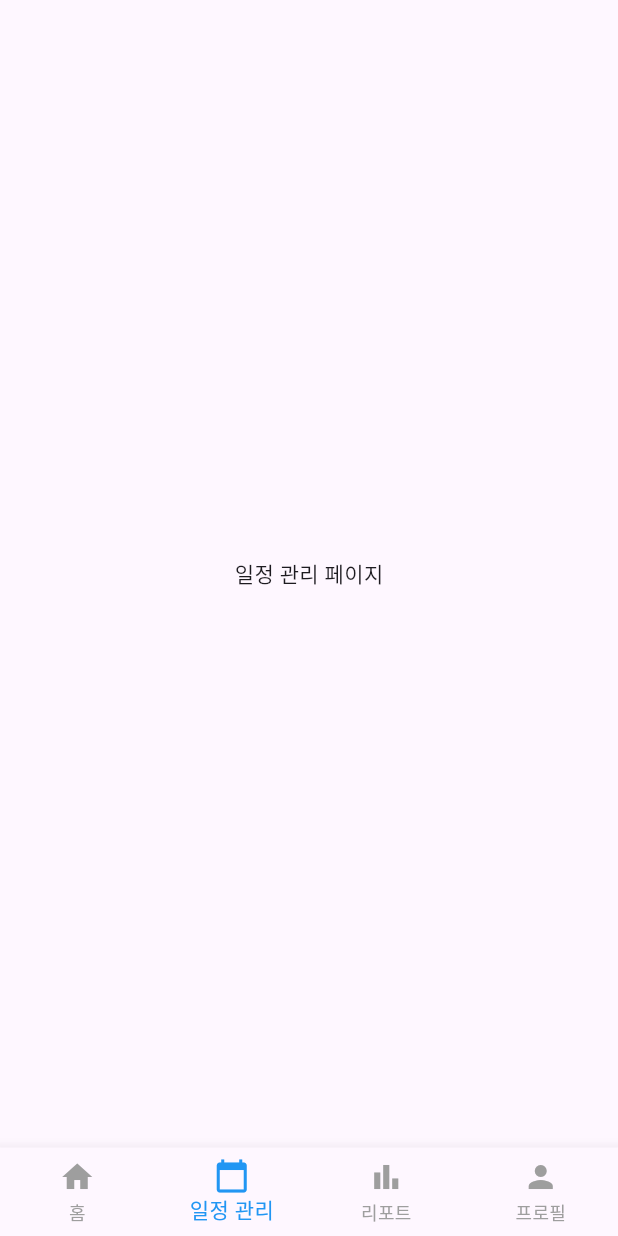
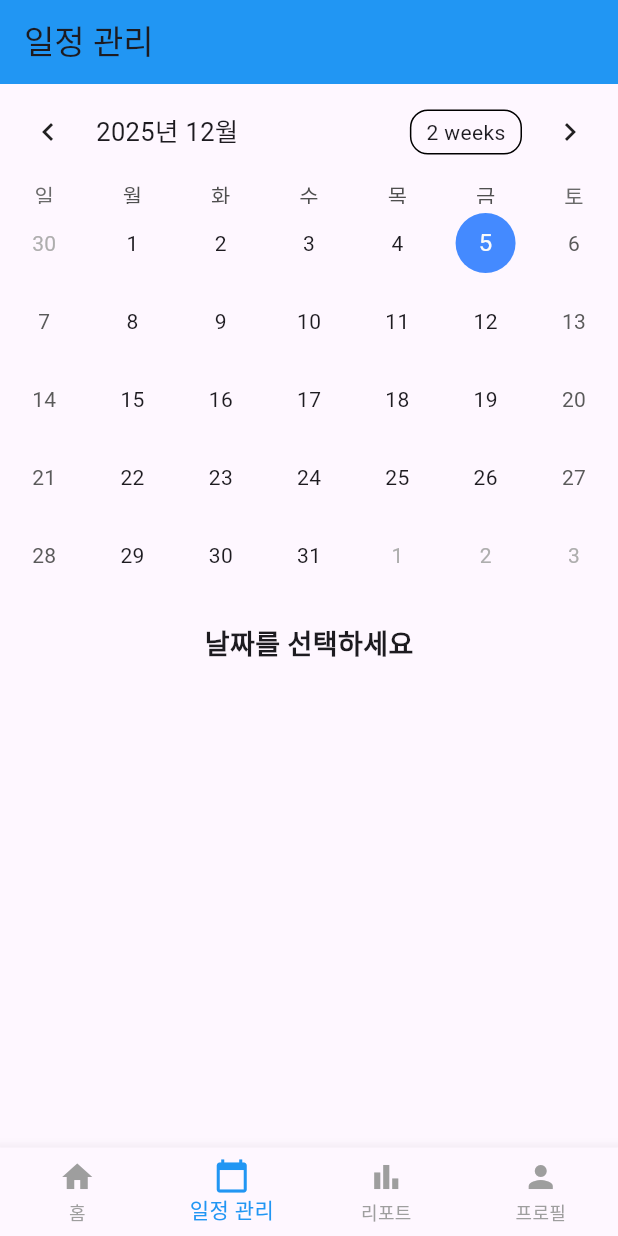
Before and after one commit to MOK-YH/MediCheck, a Flutter app: the screen it shows once a user with an empty profile is signed in, item 2 of the bottom bar chosen, on a phone screen of 412 x 824 dp. Run offline on Flutter 3.47's test engine with Material 3 defaults, Android fonts, the phone set to English and light mode, and no system bars; drawn by our look-alikes of table_calendar; our stand-ins replace cloud_firestore, firebase_auth, firebase_core, google_sign_in; accounts and stored records are empty; generated files the repository leaves out were written again.

```diff
--- a/lib/screens/schedule_screen.dart
+++ b/lib/screens/schedule_screen.dart
@@ -1,12 +1,74 @@
 import 'package:flutter/material.dart';
+import 'package:table_calendar/table_calendar.dart';
+import 'day_detail_screen.dart';
+import 'package:intl/date_symbol_data_local.dart'; // locale 초기화용 import
 
-class ScheduleScreen extends StatelessWidget {
+class ScheduleScreen extends StatefulWidget {
   const ScheduleScreen({super.key});
 
   @override
+  State<ScheduleScreen> createState() => _ScheduleScreenState();
+}
+
+class _ScheduleScreenState extends State<ScheduleScreen> {
+  DateTime _focusedDay = DateTime.now();
+  DateTime? _selectedDay;
+
+  @override
+  void initState() {
+    super.initState();
+    initializeDateFormatting('ko_KR', null); // 한글 날짜 포맷 초기화
+  }
+
+  @override
   Widget build(BuildContext context) {
-    return const Scaffold(
-      body: Center(child: Text('일정 관리 페이지')),
+    return Scaffold(
+      appBar: AppBar(
+        title: const Text('일정 관리'),
+        backgroundColor: Colors.blue,
+      ),
+      body: Column(
+        children: [
+          TableCalendar(
+            locale: 'ko_KR', // 한글 달력
+            firstDay: DateTime.utc(2020, 1, 1),
+            lastDay: DateTime.utc(2030, 12, 31),
+            focusedDay: _focusedDay,
+            selectedDayPredicate: (day) => isSameDay(_selectedDay, day),
+            onDaySelected: (selectedDay, focusedDay) {
+              setState(() {
+                _selectedDay = selectedDay;
+                _focusedDay = focusedDay;
+              });
+              Navigator.push(
+                context,
+                MaterialPageRoute(
+                  builder: (context) =>
+                      DayDetailScreen(selectedDay: selectedDay),
+                ),
+              );
+            },
+            calendarStyle: const CalendarStyle(
+              todayDecoration: BoxDecoration(
+                color: Colors.blueAccent,
+                shape: BoxShape.circle,
+              ),
+              selectedDecoration: BoxDecoration(
+                color: Colors.orange,
+                shape: BoxShape.circle,
+              ),
+            ),
+          ),
+          const SizedBox(height: 20),
+          Text(
+            _selectedDay == null
+                ? '날짜를 선택하세요'
+                : '선택된 날짜: ${_selectedDay!.year}-${_selectedDay!.month}-${_selectedDay!.day}',
+            style:
+                const TextStyle(fontSize: 18, fontWeight: FontWeight.bold),
+          ),
+        ],
+      ),
     );
   }
 }
--- a/pubspec.yaml
+++ b/pubspec.yaml
@@ -39,6 +39,8 @@ dependencies:
   cloud_firestore: ^5.4.0
   firebase_auth: ^5.3.0
   google_sign_in: ^6.2.1
+  table_calendar: ^3.0.9
+  intl: ^0.19.0
 
 dev_dependencies:
   flutter_test:
```
Also changed, not shown: lib/screens/day_detail_screen.dart (added, +256 -0 lines), lib/screens/register_screen.dart (+30 -30 lines), pubspec.lock.
